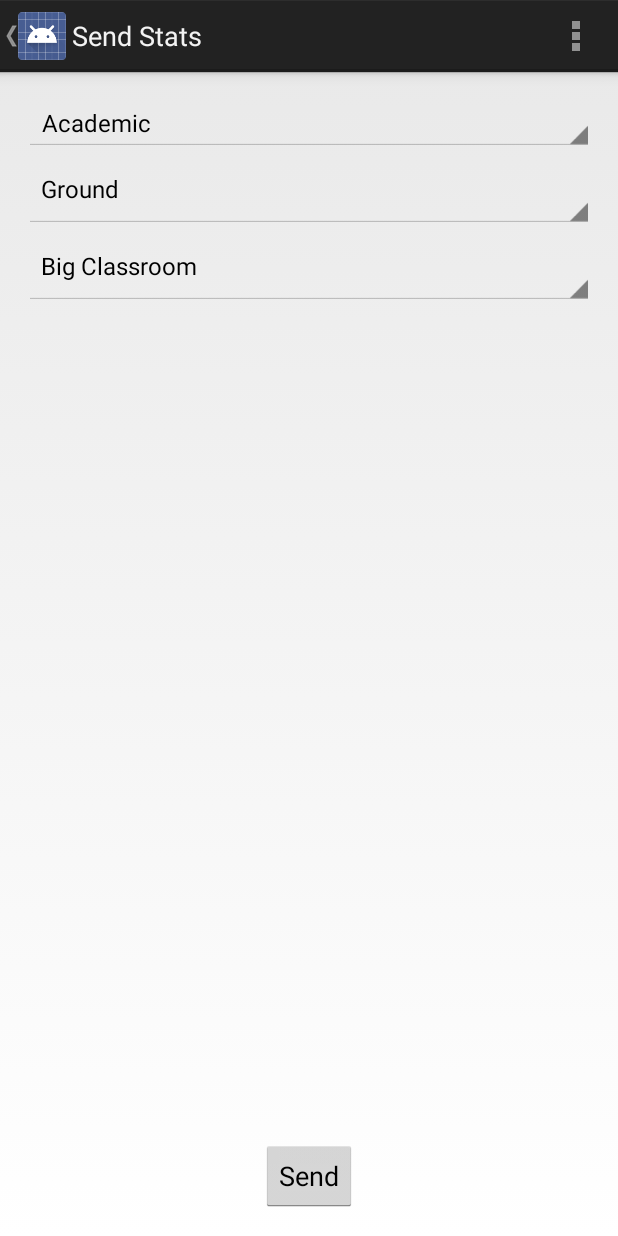
After one commit to VinayakShukl/AndroidStudioProjects, an Android app: the SendStat screen opened directly, with no data from a screen before it, on a phone screen of 412 x 824 dp. The commit adds this screen. Run offline under Robolectric (Android 15) with nearby library versions, the phone set to English and light mode, and no system bars.

Commit message:
JSON and POST support added

```diff
--- /dev/null
+++ b/wifitesterProject/wifitester/src/main/java/com/android/wifitester/SendStat.java
@@ -0,0 +1,239 @@
+package com.android.wifitester;
+
+import android.annotation.TargetApi;
+import android.app.Activity;
+import android.app.AlertDialog;
+import android.content.DialogInterface;
+import android.os.Build;
+import android.os.Bundle;
+import android.os.StrictMode;
+import android.support.v4.app.NavUtils;
+import android.view.Menu;
+import android.view.MenuItem;
+import android.view.View;
+import android.widget.AdapterView;
+import android.widget.ArrayAdapter;
+import android.widget.Button;
+import android.widget.Spinner;
+import android.widget.Toast;
+
+import org.apache.http.HttpResponse;
+import org.apache.http.client.ClientProtocolException;
+import org.apache.http.client.HttpClient;
+import org.apache.http.client.methods.HttpPost;
+import org.apache.http.entity.StringEntity;
+import org.apache.http.impl.client.DefaultHttpClient;
+import org.apache.http.message.BasicHeader;
+import org.apache.http.protocol.HTTP;
+import org.json.JSONException;
+import org.json.JSONObject;
+
+import java.io.IOException;
+import java.util.ArrayList;
+import java.util.Arrays;
+import java.util.Map;
+
+public class SendStat extends Activity {
+
+    private Spinner buildingSpinner, floorSpinner, IDSpinner;
+    private Button sendButton;
+
+    @Override
+    protected void onCreate(Bundle savedInstanceState) {
+        super.onCreate(savedInstanceState);
+        setContentView(R.layout.statform);
+        // Show the Up button in the action bar.
+        setupActionBar();
+        addListeners();
+        setListener();
+    }
+
+    public void setListener() {
+
+
+        buildingSpinner.setOnItemSelectedListener(new AdapterView.OnItemSelectedListener() {
+            @Override
+            public void onItemSelected(AdapterView<?> parentView, View selectedItemView, int position, long id) {
+                String buildingSelected = parentView.getItemAtPosition(position).toString();
+                selectFloorSpinner(buildingSelected);
+                //Toast.makeText(getApplicationContext(), buildingSelected, Toast.LENGTH_SHORT).show();
+            }
+
+            @Override
+            public void onNothingSelected(AdapterView<?> parentView) {
+            }
+        });
+
+        floorSpinner.setOnItemSelectedListener(new AdapterView.OnItemSelectedListener() {
+            @Override
+            public void onItemSelected(AdapterView<?> parentView, View selectedItemView, int position, long id) {
+                String floorSelected = parentView.getItemAtPosition(position).toString();
+                selectIDSpinner(floorSelected, buildingSpinner.getItemAtPosition((int) buildingSpinner.getSelectedItemId()).toString());
+                //Toast.makeText(getApplicationContext(), buildingSelected, Toast.LENGTH_SHORT).show();
+            }
+
+            @Override
+            public void onNothingSelected(AdapterView<?> parentView) {
+            }
+        });
+    }
+
+    public void selectFloorSpinner(String buildingSelected) {
+        ArrayAdapter<String> adapter2;
+        if (buildingSelected.compareTo("Academic") == 0) {
+            adapter2 = new ArrayAdapter<String>(
+                    getApplicationContext(),
+                    R.layout.spinner_item, Arrays.asList(
+                    getResources().getStringArray(R.array.academic_floor)));
+            adapter2.setDropDownViewResource(R.layout.spinner_item);
+            floorSpinner.setAdapter(adapter2);
+        } else if (buildingSelected.compareTo("Library") == 0) {
+            adapter2 = new ArrayAdapter<String>(
+                    getApplicationContext(),
+                    R.layout.spinner_item, Arrays.asList(
+                    getResources().getStringArray(R.array.library_floor)));
+            adapter2.setDropDownViewResource(R.layout.spinner_item);
+            floorSpinner.setAdapter(adapter2);
+        } else {
+            adapter2 = new ArrayAdapter<String>(
+                    getApplicationContext(),
+                    R.layout.spinner_item, Arrays.asList(
+                    getResources().getStringArray(R.array.temp_vals)));
+            adapter2.setDropDownViewResource(R.layout.spinner_item);
+            floorSpinner.setAdapter(adapter2);
+        }
+    }
+
+    public void selectIDSpinner(String floorSelected, String buildingSelected) {
+        ArrayAdapter<String> adapter2;
+        //Toast.makeText(getApplicationContext(), floorSelected+buildingSelected, Toast.LENGTH_SHORT).show();
+        adapter2 = new ArrayAdapter<String>(
+                getApplicationContext(),
+                R.layout.spinner_item, Arrays.asList(
+                getResources().getStringArray(R.array.temp_IDs)));
+        adapter2.setDropDownViewResource(R.layout.spinner_item);
+        IDSpinner.setAdapter(adapter2);
+    }
+
+    public void addListeners() {
+
+        buildingSpinner = (Spinner) findViewById(R.id.buildingSpinner);
+        floorSpinner = (Spinner) findViewById(R.id.floorSpinner);
+        IDSpinner = (Spinner) findViewById(R.id.IDSpinner);
+        sendButton = (Button) findViewById(R.id.sendButton);
+        IDSpinner.setScrollContainer(true);
+        sendButton.setOnClickListener(new View.OnClickListener() {
+
+            @Override
+            public void onClick(View v) {
+                AlertDialog.Builder alert = new AlertDialog.Builder(SendStat.this);
+                alert.setTitle("Confirm Submit");
+                alert.setMessage("Building: " + String.valueOf(buildingSpinner.getSelectedItem()) +
+                        "\nFloor: " + String.valueOf(floorSpinner.getSelectedItem()) +
+                        "\nID: " + String.valueOf(IDSpinner.getSelectedItem())
+                );
+                alert.setPositiveButton("POST", new DialogInterface.OnClickListener() {
+                    @Override
+                    public void onClick(DialogInterface dialogInterface, int i) {
+                        postData();
+                        Toast.makeText(getApplicationContext(), "POSTing...", Toast.LENGTH_SHORT).show();
+                    }
+                });
+
+                alert.setNeutralButton("CANCEL", new DialogInterface.OnClickListener() {
+                    @Override
+                    public void onClick(DialogInterface dialog, int which) {
+                        dialog.cancel();
+                    }
+                });
+                alert.show();
+            }
+        });
+    }
+
+    public void postData() {
+        HttpClient httpclient = new DefaultHttpClient();
+        HttpPost httpPost = new HttpPost("http://192.168.52.112:8000/testdata/");
+        StrictMode.ThreadPolicy policy = new StrictMode.ThreadPolicy.Builder().permitAll().build();
+
+        StrictMode.setThreadPolicy(policy);
+        try {
+            StringEntity s;
+            try {
+                s = new StringEntity(createJSON().toString());
+                s.setContentType(new BasicHeader(HTTP.CONTENT_TYPE, "application/json"));
+                httpPost.setEntity(s);
+            } catch (JSONException e) {
+                e.printStackTrace();
+            }
+            HttpResponse response = httpclient.execute(httpPost);
+            //Toast.makeText(getApplicationContext(), response.getStatusLine().getStatusCode(), Toast.LENGTH_LONG).show();
+        } catch (ClientProtocolException e) {
+            // TODO Auto-generated catch block
+        } catch (IOException e) {
+            // TODO Auto-generated catch block
+        }
+    }
+
+    public JSONObject createJSON() throws JSONException {
+        JSONObject json = new JSONObject();
+
+        // Location tag
+        JSONObject location = new JSONObject();
+        location.put("Building", String.valueOf(buildingSpinner.getSelectedItem()));
+        location.put("Floor", String.valueOf(floorSpinner.getSelectedItem()));
+        location.put("ID", String.valueOf(IDSpinner.getSelectedItem()));
+
+        // Readings tag
+        String BSSID = new String();
+        String SSID = new String();
+        String Strength = new String();
+        JSONObject jsonRead;
+        JSONObject jsonReading = new JSONObject();
+        Map<String, String> reading;
+        ArrayList<Map<String, String>> list = (ArrayList<Map<String, String>>) getIntent().getSerializableExtra("scanResult");
+        for (int i = 0; i < list.size(); i++) {
+            jsonRead = new JSONObject();
+            reading = list.get(i);
+            BSSID = reading.get("BSSID");
+            SSID = reading.get("SSID");
+            Strength = reading.get("Strength");
+            jsonRead.put("BSSID", BSSID);
+            jsonRead.put("SSID", SSID);
+            jsonRead.put("Strength", Strength);
+            jsonReading.put(Integer.toString(i + 1), jsonRead);
+        }
+
+        json.put("Location", location);
+        json.put("Readings", jsonReading);
+        return json;
+    }
+
+    /**
+     * Set up the {@link android.app.ActionBar}, if the API is available.
+     */
+    @TargetApi(Build.VERSION_CODES.HONEYCOMB)
+    private void setupActionBar() {
+        if (Build.VERSION.SDK_INT >= Build.VERSION_CODES.HONEYCOMB) {
+            getActionBar().setDisplayHomeAsUpEnabled(true);
+        }
+    }
+
+    @Override
+    public boolean onCreateOptionsMenu(Menu menu) {
+        // Inflate the menu; this adds items to the action bar if it is present.
+        getMenuInflater().inflate(R.menu.send_stat, menu);
+        return true;
+    }
+
+
+    @Override
+    public boolean onOptionsItemSelected(MenuItem item) {
+        switch (item.getItemId()) {
+            case android.R.id.home:
+                NavUtils.navigateUpFromSameTask(this);
+                return true;
+        }
+        return super.onOptionsItemSelected(item);
+    }
+}
--- /dev/null
+++ b/wifitesterProject/wifitester/src/main/res/layout/spinner_item.xml
@@ -0,0 +1,11 @@
+<?xml version="1.0" encoding="utf-8"?>
+
+<TextView
+        xmlns:android="http://schemas.android.com/apk/res/android"
+        android:layout_width="match_parent"
+        android:layout_height="wrap_content"
+        android:textSize="16dip"
+        android:gravity="left"
+        android:textColor="#ff000000"
+        android:padding="7dip"
+        />
--- /dev/null
+++ b/wifitesterProject/wifitester/src/main/res/layout/statform.xml
@@ -0,0 +1,42 @@
+<RelativeLayout xmlns:android="http://schemas.android.com/apk/res/android"
+                xmlns:tools="http://schemas.android.com/tools"
+                android:layout_width="match_parent"
+                android:layout_height="match_parent"
+                android:paddingLeft="@dimen/activity_horizontal_margin"
+                android:paddingRight="@dimen/activity_horizontal_margin"
+                android:paddingTop="@dimen/activity_vertical_margin"
+                android:paddingBottom="@dimen/activity_vertical_margin"
+                tools:context=".SendStat">
+
+    <Spinner
+            android:id="@+id/buildingSpinner"
+            android:layout_width="match_parent"
+            android:layout_height="wrap_content"
+            android:entries="@array/building_array"
+            android:prompt="@string/building_prompt"
+            android:isScrollContainer="True"/>
+
+    <Spinner
+            android:id="@+id/floorSpinner"
+            android:layout_width="match_parent"
+            android:layout_height="wrap_content"
+            android:layout_below="@+id/buildingSpinner"
+            android:prompt="@string/building_prompt"
+            android:focusable="false"/>
+
+    <Spinner
+            android:id="@+id/IDSpinner"
+            android:layout_width="match_parent"
+            android:layout_height="wrap_content"
+            android:layout_below="@+id/floorSpinner"
+            android:prompt="@string/building_prompt"/>
+
+    <Button
+            android:layout_width="wrap_content"
+            android:layout_height="wrap_content"
+            android:text="Send"
+            android:id="@+id/sendButton"
+            android:layout_alignParentBottom="true"
+            android:layout_centerHorizontal="true"/>
+
+</RelativeLayout>
--- a/wifitesterProject/wifitester/src/main/res/menu/main.xml
+++ /dev/null
@@ -1,6 +0,0 @@
-<menu xmlns:android="http://schemas.android.com/apk/res/android">
-    <item android:id="@+id/action_settings"
-        android:title="@string/action_settings"
-        android:orderInCategory="100"
-        android:showAsAction="never" />
-</menu>
--- /dev/null
+++ b/wifitesterProject/wifitester/src/main/res/menu/send_stat.xml
@@ -0,0 +1,7 @@
+<menu xmlns:android="http://schemas.android.com/apk/res/android">
+    <item
+            android:id="@+id/action_settings"
+            android:title="@string/action_settings"
+            android:orderInCategory="100"
+            android:showAsAction="never"/>
+</menu>
--- a/wifitesterProject/wifitester/src/main/res/values/strings.xml
+++ b/wifitesterProject/wifitester/src/main/res/values/strings.xml
@@ -2,6 +2,64 @@
 <resources>
 
     <string name="app_name">wifitester</string>
+    <string name="building_prompt">Enter Stats</string>
+    <string-array name="building_array">
+        <item>Academic</item>
+        <item>Library</item>
+        <item>Mess</item>
+        <item>Boys Hostel</item>
+        <item>Girls Hostel</item>
+        <item>Faculty Housing</item>
+    </string-array>
+
+    <string-array name="academic_floor">
+        <item>Ground</item>
+        <item>1st</item>
+        <item>2nd</item>
+        <item>3rd</item>
+        <item>4th</item>
+        <item>5th</item>
+    </string-array>
+
+    <string-array name="library_floor">
+        <item>Ground</item>
+        <item>1st</item>
+        <item>2nd</item>
+        <item>3rd</item>
+    </string-array>
+
+    <string-array name="temp_vals">
+        <item>Ground</item>
+        <item>1st</item>
+        <item>2nd</item>
+        <item>3rd</item>
+    </string-array>
+
+    <string-array name="temp_IDs">
+        <item>Big Classroom</item>
+        <item>Classroom C-2</item>
+        <item>Classroom C-3</item>
+        <item>Classroom C-4</item>
+        <item>Between All Classrooms</item>
+        <item>Class Block Centre</item>
+        <item>Balcony</item>
+        <item>Walkway Parallel to Big Classroom</item>
+        <item>Walkway Towards Mess</item>
+        <item>BTech Lab 1</item>
+        <item>BTech Lab 2</item>
+        <item>BTech Lab 3</item>
+        <item>EC Lab 1</item>
+        <item>EC Lab 2</item>
+        <item>MTech Lab</item>
+        <item>PhD Lab</item>
+        <item>MUC Lab</item>
+        <item>A Wing Hallway</item>
+        <item>B Wing Hallway</item>
+        <item>Between A Wing and B Wing</item>
+        <item>More to come...</item>
+    </string-array>
+
+    <string name="title_activity_send_stat">Send Stats</string>
     <string name="action_settings">Settings</string>
     <string name="hello_world">Hello world!</string>
 
```
Also changed, not shown: wifitesterProject/wifitester/src/main/AndroidManifest.xml (+12 -5 lines), wifitesterProject/wifitester/src/main/java/com/android/wifitester/MainActivity.java (+37 -16 lines), wifitesterProject/wifitester/src/main/java/com/android/wifitester/SendActivity.java (added, +44 -0 lines), wifitesterProject/wifitester/src/main/res/layout/sendform.xml (added, +29 -0 lines), wifitesterProject/wifitester/src/main/res/layout/spinner_item_wide.xml (added, +11 -0 lines).
